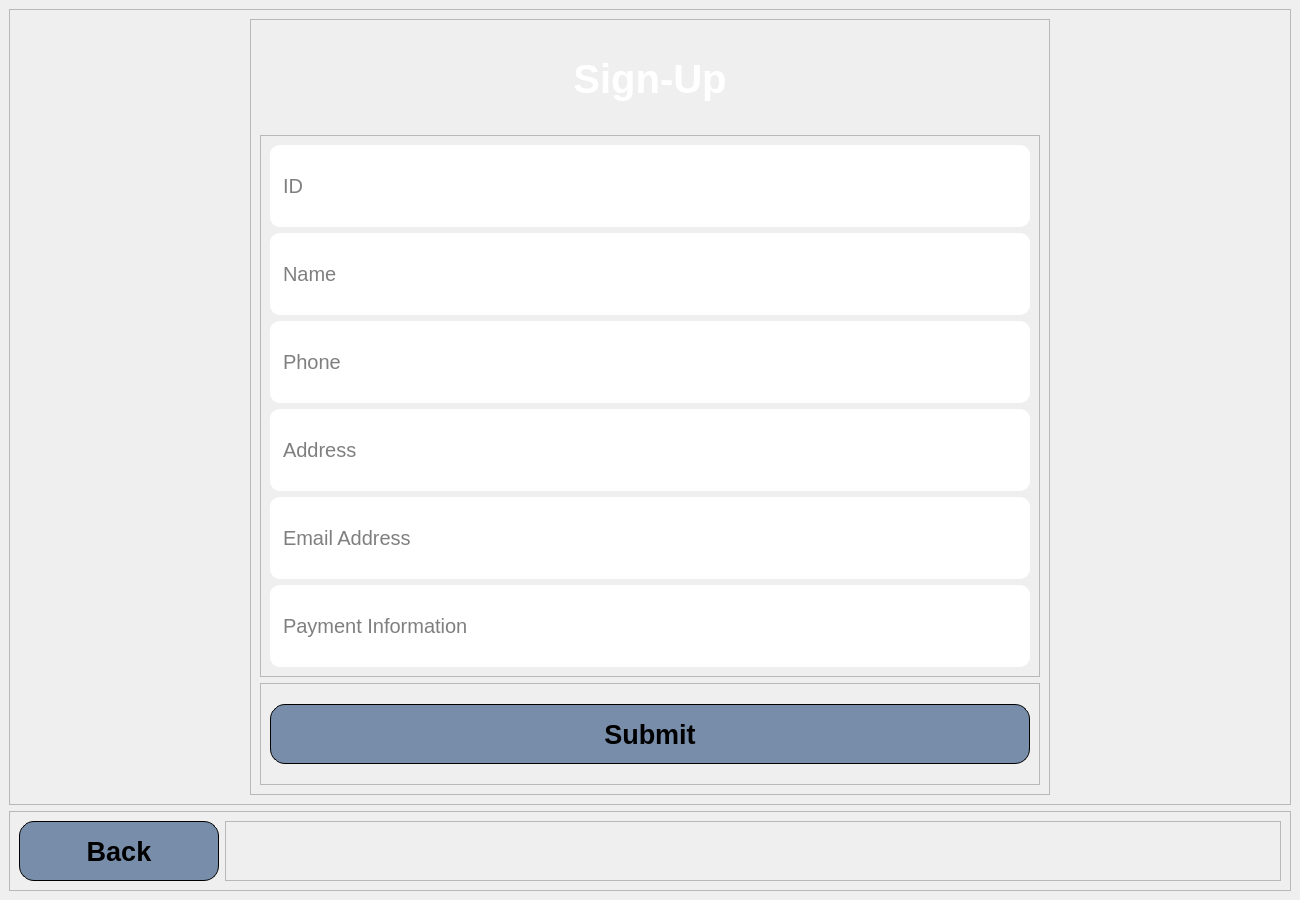
First picture: the form in Forms/signup.ui, repository esraa-emary/Task-Worker-Matching, before the edit.
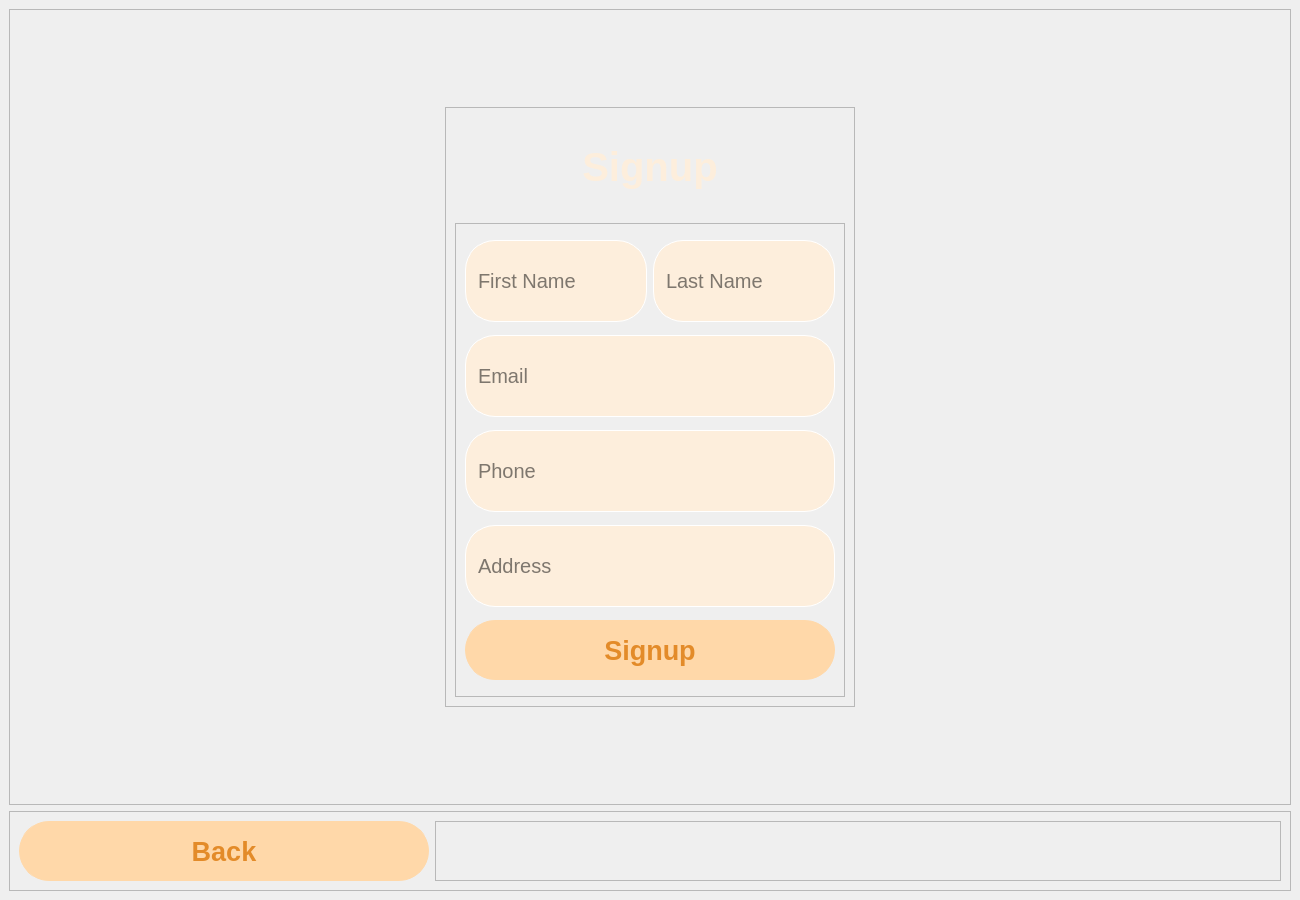
Second picture: the form after the edit.

What changed in the file:
```diff
--- a/Forms/signup.ui
+++ b/Forms/signup.ui
@@ -14,17 +14,7 @@
    <string>MainWindow</string>
   </property>
   <property name="styleSheet">
-   <string notr="true">QMainWindow{
-	color: #000;
-	background: qlineargradient(x1:0, y1:0, x2:0, y2:1, 
-	stop:0 #778da9, 
-	stop:0.3 #3076E3,
-	stop:0.7 #3076E3,
-	stop:1 #778da9
-	);
-}
-
-</string>
+   <string notr="true"/>
   </property>
   <widget class="QWidget" name="centralwidget">
    <layout class="QGridLayout" name="gridLayout">
@@ -38,12 +28,11 @@
       </property>
       <property name="styleSheet">
        <string notr="true">QPushButton{
-	border: 1px solid #000;
-width: 80%;
+	border: 1px solid #FFD8A9;
     height: 20px;
-    background-color: #778da9;
-border-radius: 15px;
-
+    background-color: #FFD8A9;
+border-radius: 30px;
+color:#E38B29;
 }
 
 QPushButton:hover{
@@ -66,8 +55,8 @@
         <widget class="QPushButton" name="back">
          <property name="maximumSize">
           <size>
-           <width>200</width>
-           <height>70</height>
+           <width>410</width>
+           <height>75</height>
           </size>
          </property>
          <property name="font">
@@ -110,8 +99,8 @@
         <widget class="QFrame" name="frame">
          <property name="maximumSize">
           <size>
-           <width>800</width>
-           <height>800</height>
+           <width>410</width>
+           <height>600</height>
           </size>
          </property>
          <property name="frameShape">
@@ -129,6 +118,24 @@
 	border-radius: 10px;
 	border: 1px solid #fff;
 	padding-left:10px;
+	background-color: #FDEEDC;
+
+border-radius: 30px;
+}
+
+QPushButton{
+	border: 1px solid #FFD8A9;
+    height: 20px;
+    background-color: #FFD8A9;
+border-radius: 30px;
+color:#E38B29;
+}
+
+QPushButton:hover{
+    background-color: #9c6644;
+border: 1px solid #9c6644;
+	color:#FFD8A9;
+transition: all 0.3s ease-in-out;
 }</string>
             </property>
             <property name="frameShape">
@@ -149,11 +156,11 @@
                 </font>
                </property>
                <property name="placeholderText">
-                <string>ID</string>
+                <string>First Name</string>
                </property>
               </widget>
              </item>
-             <item row="5" column="0">
+             <item row="0" column="1">
               <widget class="QLineEdit" name="paymentInfo">
                <property name="font">
                 <font>
@@ -161,35 +168,26 @@
                 </font>
                </property>
                <property name="placeholderText">
-                <string>Payment Information</string>
+                <string>Last Name</string>
                </property>
               </widget>
              </item>
-             <item row="1" column="0">
-              <widget class="QLineEdit" name="name">
-               <property name="font">
-                <font>
-                 <pointsize>15</pointsize>
-                </font>
-               </property>
-               <property name="placeholderText">
-                <string>Name</string>
-               </property>
-              </widget>
-             </item>
-             <item row="4" column="0">
+             <item row="1" column="0" colspan="2">
               <widget class="QLineEdit" name="email">
                <property name="font">
                 <font>
                  <pointsize>15</pointsize>
                 </font>
                </property>
+               <property name="text">
+                <string/>
+               </property>
                <property name="placeholderText">
-                <string>Email Address</string>
+                <string>Email</string>
                </property>
               </widget>
              </item>
-             <item row="2" column="0">
+             <item row="2" column="0" colspan="2">
               <widget class="QLineEdit" name="phone">
                <property name="font">
                 <font>
@@ -201,7 +199,7 @@
                </property>
               </widget>
              </item>
-             <item row="3" column="0">
+             <item row="3" column="0" colspan="2">
               <widget class="QLineEdit" name="address">
                <property name="font">
                 <font>
@@ -213,6 +211,28 @@
                </property>
               </widget>
              </item>
+             <item row="4" column="0" colspan="2">
+              <widget class="QPushButton" name="submit">
+               <property name="maximumSize">
+                <size>
+                 <width>16777215</width>
+                 <height>60</height>
+                </size>
+               </property>
+               <property name="font">
+                <font>
+                 <pointsize>20</pointsize>
+                 <bold>true</bold>
+                </font>
+               </property>
+               <property name="cursor">
+                <cursorShape>PointingHandCursor</cursorShape>
+               </property>
+               <property name="text">
+                <string>Signup</string>
+               </property>
+              </widget>
+             </item>
             </layout>
            </widget>
           </item>
@@ -231,63 +251,16 @@
              </font>
             </property>
             <property name="styleSheet">
-             <string notr="true">color: #fff;</string>
+             <string notr="true">color: #FDEEDC;</string>
             </property>
             <property name="text">
-             <string>Sign-Up</string>
+             <string>Signup</string>
             </property>
             <property name="alignment">
              <set>Qt::AlignmentFlag::AlignCenter</set>
             </property>
            </widget>
           </item>
-          <item row="2" column="0" colspan="2">
-           <widget class="QFrame" name="frame_3">
-            <property name="styleSheet">
-             <string notr="true">QPushButton{
-	border: 1px solid #000;
-width: 80%;
-    height: 20px;
-    background-color: #778da9;
-border-radius: 15px;
-
-}
-
-QPushButton:hover{
-    background-color: #0d1b2a;
-transition: all 0.3s ease-in-out;
-	color:#fff;
-}</string>
-            </property>
-            <property name="frameShape">
-             <enum>QFrame::Shape::StyledPanel</enum>
-            </property>
-            <property name="frameShadow">
-             <enum>QFrame::Shadow::Raised</enum>
-            </property>
-            <layout class="QGridLayout" name="gridLayout_4">
-             <item row="0" column="0">
-              <widget class="QPushButton" name="submit">
-               <property name="maximumSize">
-                <size>
-                 <width>16777215</width>
-                 <height>60</height>
-                </size>
-               </property>
-               <property name="font">
-                <font>
-                 <pointsize>20</pointsize>
-                 <bold>true</bold>
-                </font>
-               </property>
-               <property name="text">
-                <string>Submit</string>
-               </property>
-              </widget>
-             </item>
-            </layout>
-           </widget>
-          </item>
          </layout>
         </widget>
        </item>
```
Left out of the diff: 7 changed lines with no effect on the pictures.
